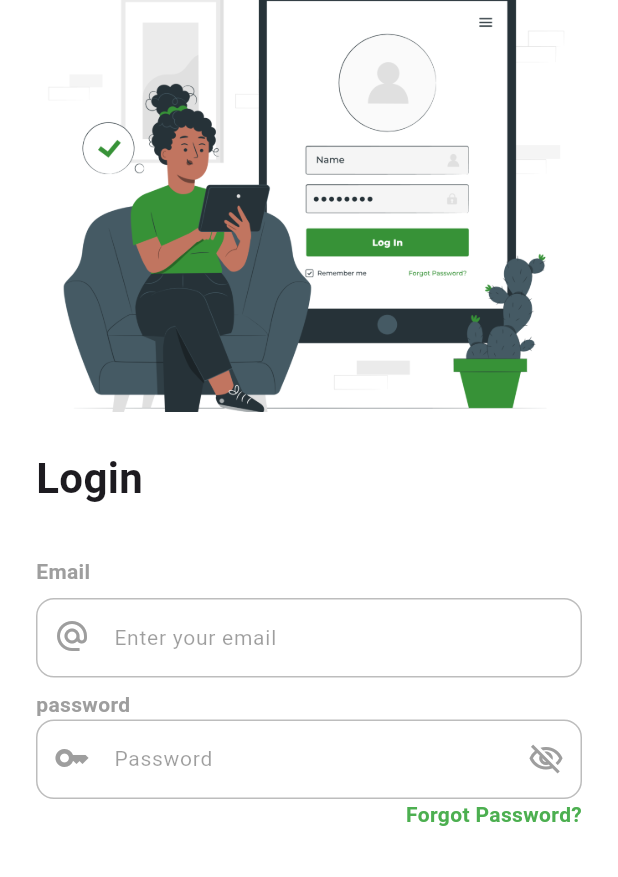
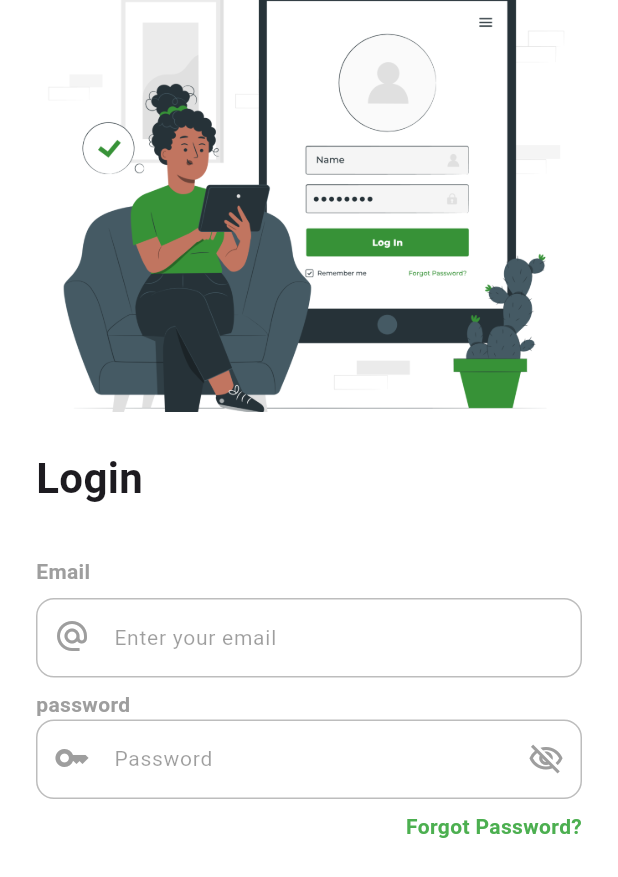
Before and after one commit to jamydevelop/Flutter-Upark-Driver, a Flutter app: the screen it shows after launch, on a phone screen of 412 x 824 dp. Shown: the top 877 px of the screen. Run offline on Flutter 3.47's test engine with Material 3 defaults, Android fonts, the light colour scheme and no system bars.

Commit message:
added new widgets on login page

```diff
--- a/upark_driver/lib/features/login/presentation/authentication_page.dart
+++ b/upark_driver/lib/features/login/presentation/authentication_page.dart
@@ -1,8 +1,10 @@
 import 'package:flutter/material.dart';
 import 'package:upark_driver/core/resources/dimensions.dart';
-import 'package:upark_driver/core/widget/common_text_label.dart';
+import 'package:upark_driver/features/login/widget/email_text_label.widget.dart';
 import 'package:upark_driver/features/login/widget/email_textfield.widget.dart';
 import 'package:upark_driver/features/login/widget/forgot_password_text_label.widget.dart';
+import 'package:upark_driver/features/login/widget/login_text_label.widget.dart';
+import 'package:upark_driver/features/login/widget/password_text_label.dart';
 import 'package:upark_driver/features/login/widget/password_textfield.widget.dart';
 
 class LoginPage extends StatefulWidget {
@@ -29,31 +31,16 @@ class _LoginPageState extends State<LoginPage> {
               crossAxisAlignment: CrossAxisAlignment.start,
               children: <Widget>[
                 Image.asset("assets/images/woman.png"),
-                SizedBox(
-                  height: largeSpacing,
-                ),
-                Text(
-                  "Login",
-                  style: TextStyle(
-                    fontSize: fontSizeTitle1,
-                    fontWeight: FontWeight.bold,
-                  ),
-                ),
+                SizedBox(height: largeSpacing),
+                LoginTextLabelWidget(),
                 SizedBox(height: extraLargeSpacing),
-                CommonTextLabel(
-                  color: Colors.grey,
-                  text: "Email",
-                  fontSize: fontSizeTitle4,
-                ),
+                EmailTextLabelWidget(),
                 SizedBox(height: smallSpacing),
                 EmailTextfieldWidget(),
                 SizedBox(height: smallSpacing),
-                CommonTextLabel(
-                  color: Colors.grey,
-                  text: "password",
-                  fontSize: fontSizeTitle4,
-                ),
+                PasswordTextLabelWidget(),
                 PasswordTextfieldWidget(),
+                SizedBox(height: smallSpacing),
                 ForgotPasswordTextLabelWidget(),
                 SizedBox(height: smallSpacing),
               ],
--- /dev/null
+++ b/upark_driver/lib/features/login/widget/email_text_label.widget.dart
@@ -0,0 +1,16 @@
+import 'package:flutter/material.dart';
+import 'package:upark_driver/core/resources/dimensions.dart';
+import 'package:upark_driver/core/widget/common_text_label.dart';
+
+class EmailTextLabelWidget extends StatelessWidget {
+  const EmailTextLabelWidget({super.key});
+
+  @override
+  Widget build(BuildContext context) {
+    return CommonTextLabel(
+      color: Colors.grey,
+      text: "Email",
+      fontSize: fontSizeTitle4,
+    );
+  }
+}
--- /dev/null
+++ b/upark_driver/lib/features/login/widget/login_text_label.widget.dart
@@ -0,0 +1,17 @@
+import 'package:flutter/material.dart';
+import 'package:upark_driver/core/resources/dimensions.dart';
+
+class LoginTextLabelWidget extends StatelessWidget {
+  const LoginTextLabelWidget({super.key});
+
+  @override
+  Widget build(BuildContext context) {
+    return Text(
+      "Login",
+      style: TextStyle(
+        fontSize: fontSizeTitle1,
+        fontWeight: FontWeight.bold,
+      ),
+    );
+  }
+}
--- /dev/null
+++ b/upark_driver/lib/features/login/widget/password_text_label.dart
@@ -0,0 +1,16 @@
+import 'package:flutter/material.dart';
+import 'package:upark_driver/core/resources/dimensions.dart';
+import 'package:upark_driver/core/widget/common_text_label.dart';
+
+class PasswordTextLabelWidget extends StatelessWidget {
+  const PasswordTextLabelWidget({super.key});
+
+  @override
+  Widget build(BuildContext context) {
+    return CommonTextLabel(
+      color: Colors.grey,
+      text: "password",
+      fontSize: fontSizeTitle4,
+    );
+  }
+}
```
Also changed, not shown: upark_driver/lib/core/widget/common_button.dart (added, +104 -0 lines).
